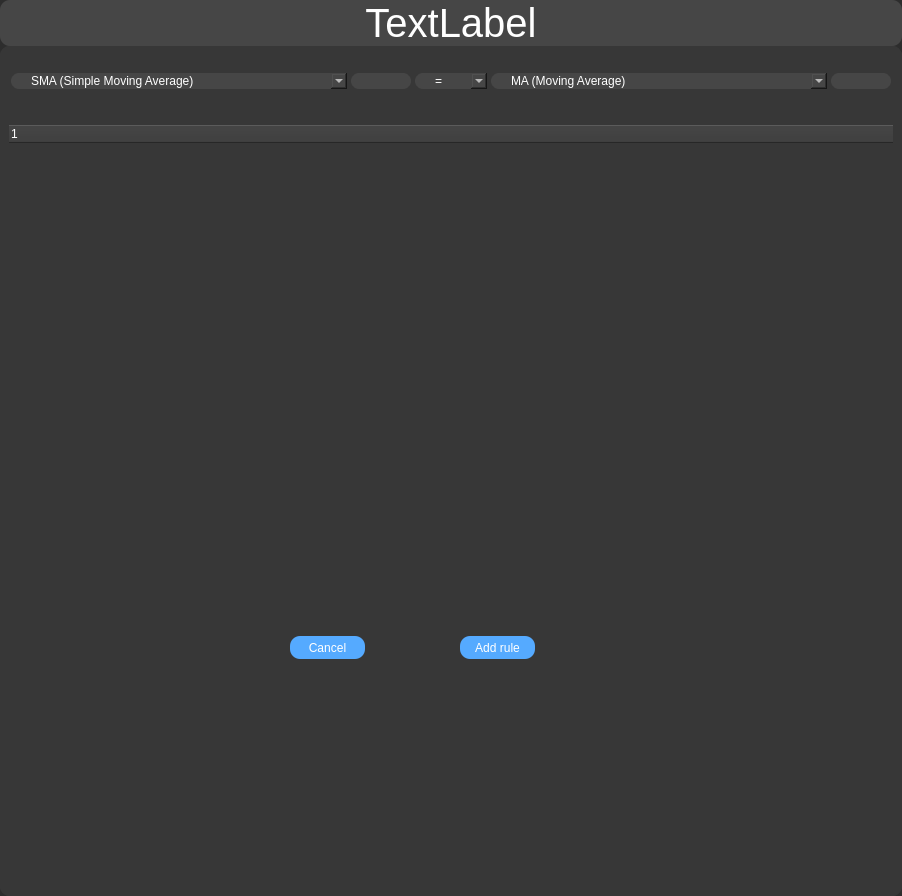
kornelHub/BackTesting-App, file ui/add_strategy_rule_page.ui: the form before one commit.
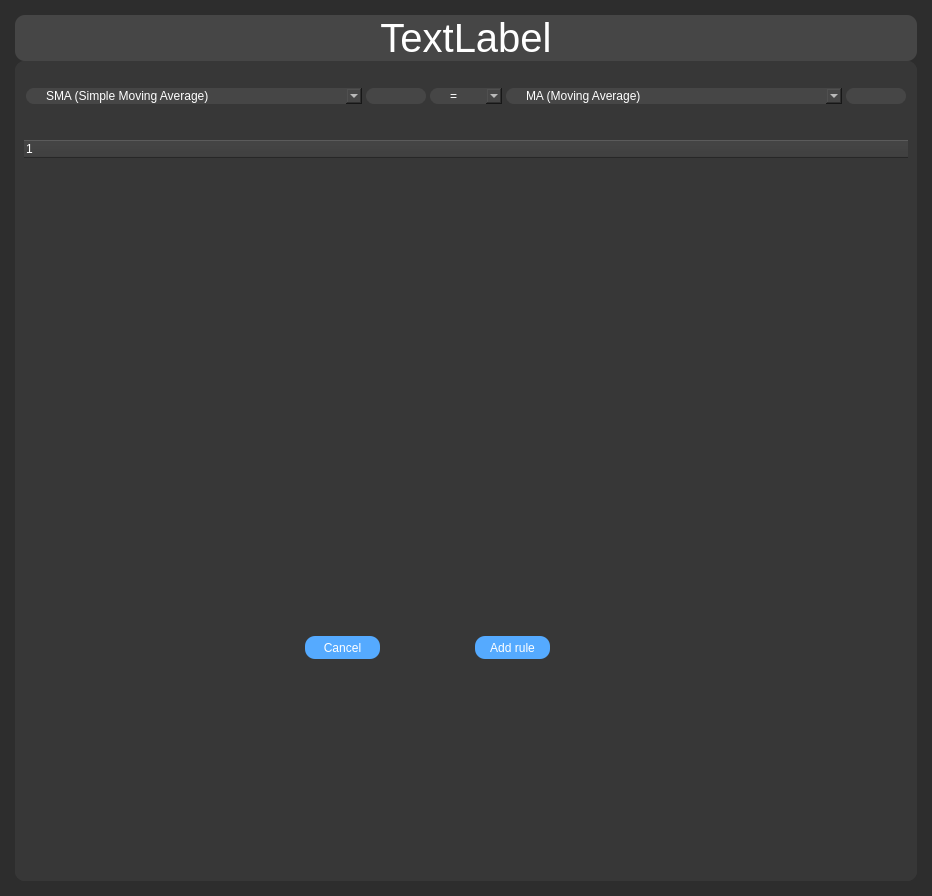
The form after the commit.

```diff
--- a/ui/add_strategy_rule_page.ui
+++ b/ui/add_strategy_rule_page.ui
@@ -30,16 +30,16 @@
     <enum>QLayout::SetDefaultConstraint</enum>
    </property>
    <property name="leftMargin">
-    <number>0</number>
+    <number>15</number>
    </property>
    <property name="topMargin">
-    <number>0</number>
+    <number>15</number>
    </property>
    <property name="rightMargin">
-    <number>0</number>
+    <number>15</number>
    </property>
    <property name="bottomMargin">
-    <number>0</number>
+    <number>15</number>
    </property>
    <item>
     <widget class="QLabel" name="label">
```
